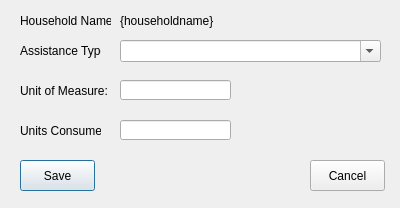
Old version of the form open-ihm/gui/designs/ui_household_income_gifts.ui in the repository snim2mirror/openihm.
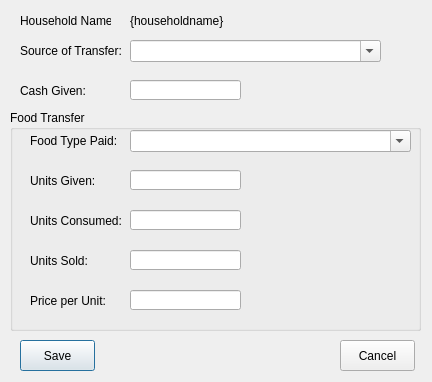
New version of the form.

Commit message: Modified the data entry forms for transfers and tranfers from orgs. temporarily disabled saving and editing transfers and transfers from orgs.

```diff
--- a/open-ihm/gui/designs/ui_household_income_gifts.ui
+++ b/open-ihm/gui/designs/ui_household_income_gifts.ui
@@ -6,8 +6,8 @@
    <rect>
     <x>0</x>
     <y>0</y>
-    <width>400</width>
-    <height>208</height>
+    <width>432</width>
+    <height>382</height>
    </rect>
   </property>
   <property name="windowTitle">
@@ -18,20 +18,20 @@
     <rect>
      <x>20</x>
      <y>40</y>
-     <width>81</width>
+     <width>101</width>
      <height>21</height>
     </rect>
    </property>
    <property name="text">
-    <string>Assistance Type:</string>
+    <string>Source of Transfer:</string>
    </property>
   </widget>
   <widget class="QComboBox" name="cboAssistanceType">
    <property name="geometry">
     <rect>
-     <x>120</x>
+     <x>130</x>
      <y>40</y>
-     <width>261</width>
+     <width>251</width>
      <height>22</height>
     </rect>
    </property>
@@ -42,7 +42,7 @@
   <widget class="QLineEdit" name="txtUnitOfMeasure">
    <property name="geometry">
     <rect>
-     <x>120</x>
+     <x>130</x>
      <y>80</y>
      <width>111</width>
      <height>20</height>
@@ -52,8 +52,8 @@
   <widget class="QPushButton" name="cmdCancel">
    <property name="geometry">
     <rect>
-     <x>310</x>
-     <y>160</y>
+     <x>340</x>
+     <y>340</y>
      <width>75</width>
      <height>31</height>
     </rect>
@@ -85,23 +85,13 @@
     </rect>
    </property>
    <property name="text">
-    <string>Unit of Measure:</string>
-   </property>
-  </widget>
-  <widget class="QLineEdit" name="txtUnitsConsumed">
-   <property name="geometry">
-    <rect>
-     <x>120</x>
-     <y>120</y>
-     <width>111</width>
-     <height>20</height>
-    </rect>
+    <string>Cash Given:</string>
    </property>
   </widget>
   <widget class="QLabel" name="lblHouseholdName">
    <property name="geometry">
     <rect>
-     <x>120</x>
+     <x>130</x>
      <y>10</y>
      <width>271</width>
      <height>21</height>
@@ -111,24 +101,11 @@
     <string>{householdname}</string>
    </property>
   </widget>
-  <widget class="QLabel" name="label_3">
-   <property name="geometry">
-    <rect>
-     <x>20</x>
-     <y>120</y>
-     <width>81</width>
-     <height>21</height>
-    </rect>
-   </property>
-   <property name="text">
-    <string>Units Consumed:</string>
-   </property>
-  </widget>
   <widget class="QPushButton" name="cmdSave">
    <property name="geometry">
     <rect>
      <x>20</x>
-     <y>160</y>
+     <y>340</y>
      <width>75</width>
      <height>31</height>
     </rect>
@@ -140,6 +117,137 @@
     <bool>true</bool>
    </property>
   </widget>
+  <widget class="QGroupBox" name="groupBox">
+   <property name="geometry">
+    <rect>
+     <x>10</x>
+     <y>110</y>
+     <width>411</width>
+     <height>221</height>
+    </rect>
+   </property>
+   <property name="title">
+    <string>Food Transfer</string>
+   </property>
+   <widget class="QLabel" name="label_6">
+    <property name="geometry">
+     <rect>
+      <x>20</x>
+      <y>140</y>
+      <width>81</width>
+      <height>21</height>
+     </rect>
+    </property>
+    <property name="text">
+     <string>Units Sold:</string>
+    </property>
+   </widget>
+   <widget class="QLineEdit" name="txtUnitsConsumed">
+    <property name="geometry">
+     <rect>
+      <x>120</x>
+      <y>100</y>
+      <width>111</width>
+      <height>20</height>
+     </rect>
+    </property>
+   </widget>
+   <widget class="QLineEdit" name="txtUnitsGiven">
+    <property name="geometry">
+     <rect>
+      <x>120</x>
+      <y>60</y>
+      <width>111</width>
+      <height>20</height>
+     </rect>
+    </property>
+   </widget>
+   <widget class="QLabel" name="label_5">
+    <property name="geometry">
+     <rect>
+      <x>20</x>
+      <y>100</y>
+      <width>91</width>
+      <height>21</height>
+     </rect>
+    </property>
+    <property name="text">
+     <string>Units Consumed:</string>
+    </property>
+   </widget>
+   <widget class="QLineEdit" name="txtUnitsSold">
+    <property name="geometry">
+     <rect>
+      <x>120</x>
+      <y>140</y>
+      <width>111</width>
+      <height>20</height>
+     </rect>
+    </property>
+   </widget>
+   <widget class="QLabel" name="label_7">
+    <property name="geometry">
+     <rect>
+      <x>20</x>
+      <y>60</y>
+      <width>71</width>
+      <height>21</height>
+     </rect>
+    </property>
+    <property name="text">
+     <string>Units Given:</string>
+    </property>
+   </widget>
+   <widget class="QLabel" name="label_3">
+    <property name="geometry">
+     <rect>
+      <x>20</x>
+      <y>20</y>
+      <width>131</width>
+      <height>21</height>
+     </rect>
+    </property>
+    <property name="text">
+     <string>Food Type Paid:</string>
+    </property>
+   </widget>
+   <widget class="QComboBox" name="cmbFoodType">
+    <property name="geometry">
+     <rect>
+      <x>120</x>
+      <y>20</y>
+      <width>281</width>
+      <height>22</height>
+     </rect>
+    </property>
+    <property name="editable">
+     <bool>true</bool>
+    </property>
+   </widget>
+   <widget class="QLineEdit" name="txtUnitPrice">
+    <property name="geometry">
+     <rect>
+      <x>120</x>
+      <y>180</y>
+      <width>111</width>
+      <height>20</height>
+     </rect>
+    </property>
+   </widget>
+   <widget class="QLabel" name="label_8">
+    <property name="geometry">
+     <rect>
+      <x>20</x>
+      <y>180</y>
+      <width>81</width>
+      <height>21</height>
+     </rect>
+    </property>
+    <property name="text">
+     <string>Price per Unit:</string>
+    </property>
+   </widget>
+  </widget>
  </widget>
  <tabstops>
   <tabstop>cboAssistanceType</tabstop>
```
Left out of the diff: 11 changed lines with no effect on the pictures. The commit also changes 6 other files.
